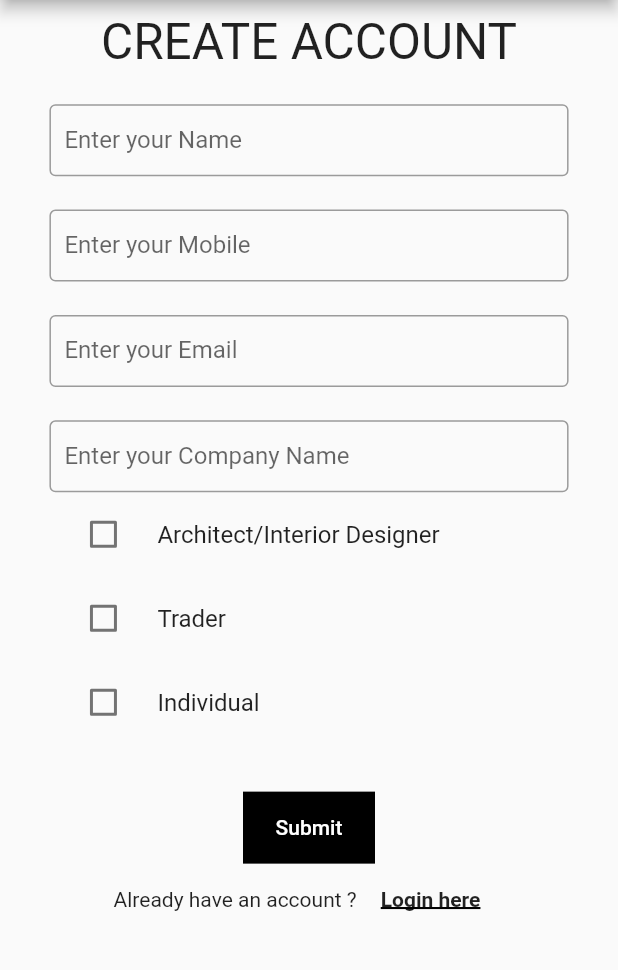
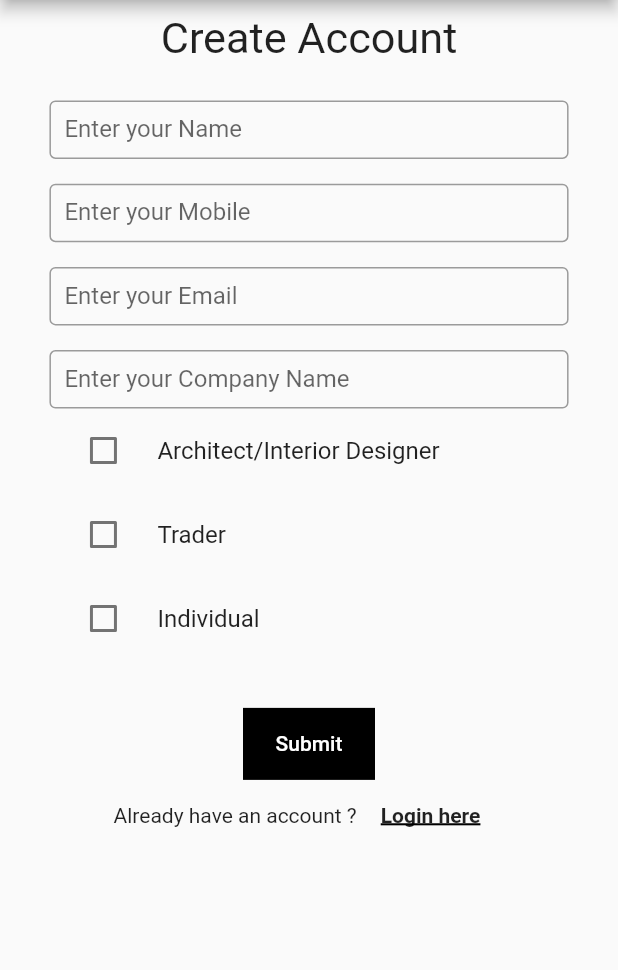
Before and after one commit to anandhakrishnanaji/DVJ-Designs, a Flutter app: the RegistrationPage screen opened directly, on a phone screen of 412 x 824 dp, the part 84-1054 px from its top. Run offline on Flutter 3.47's test engine with Material 2 defaults, Android fonts, the phone set to English and light mode, and no system bars; our stand-ins replace carousel_pro, carousel_slider, email_validator, shared_preferences; missing offline and left inert: timeline_list; accounts and stored records are empty; statements that could not run were skipped.

Commit message:
changes partial

```diff
--- a/lib/pages/homePage.dart
+++ b/lib/pages/homePage.dart
@@ -8,6 +8,8 @@ import '../widgets/drawerTile.dart';
 import './brochurePage.dart';
 import './orderStatuspage.dart';
 import '../providers/auth.dart';
+import '../widgets/homeTab.dart';
+
 
 class HomePage extends StatefulWidget {
   static const routeName = '/homepage';
@@ -25,6 +27,7 @@ class _HomePageState extends State<HomePage> {
   }
 
   final List<Widget> _children = [
+    HomeTab(),
     ProductsListPage(),
     ProductsListPage(),
     BrochurePage(),
@@ -150,7 +153,7 @@ class _HomePageState extends State<HomePage> {
             children: [
               Container(
                 padding:
-                    EdgeInsets.only(top: 30, left: 20, right: 20, bottom: 10),
+                    EdgeInsets.only(top: 50, left: 20, right: 20, bottom: 10),
                 child: Row(
                   children: <Widget>[
                     CircleAvatar(
--- a/lib/pages/registrationPage.dart
+++ b/lib/pages/registrationPage.dart
@@ -82,14 +82,15 @@ class _RegistrationPageState extends State<RegistrationPage> {
                 mainAxisAlignment: MainAxisAlignment.spaceEvenly,
                 children: <Widget>[
                   Padding(
-                    padding: EdgeInsets.only(bottom: 0.027 * height),
-                    child: Text('CREATE ACCOUNT',
-                        style: TextStyle(fontSize: 0.04 * height)),
+                    padding: EdgeInsets.only(bottom: 0.03 * height),
+                    child: Text('Create Account',
+                        style: TextStyle(fontSize: 0.035 * height)),
                   ),
                   TextFormField(
                     decoration: InputDecoration(
-                      labelText: 'Enter your Name',
-                    ),
+                        labelText: 'Enter your Name',
+                        isDense: true,
+                        contentPadding: EdgeInsets.all(10)),
                     textInputAction: TextInputAction.next,
                     onFieldSubmitted: (_) => _phonefocusnode.requestFocus(),
                     validator: (value) =>
@@ -97,12 +98,13 @@ class _RegistrationPageState extends State<RegistrationPage> {
                     onSaved: (newValue) => _check['name'] = newValue,
                   ),
                   SizedBox(
-                    height: 0.027 * height,
+                    height: 0.02 * height,
                   ),
                   TextFormField(
                       decoration: InputDecoration(
-                        labelText: 'Enter your Mobile',
-                      ),
+                          labelText: 'Enter your Mobile',
+                          isDense: true,
+                          contentPadding: EdgeInsets.all(10)),
                       keyboardType: TextInputType.phone,
                       textInputAction: TextInputAction.next,
                       onFieldSubmitted: (_) => _emailfocusnode.requestFocus(),
@@ -119,12 +121,13 @@ class _RegistrationPageState extends State<RegistrationPage> {
                       },
                       onSaved: (newValue) => _check['mobile'] = newValue),
                   SizedBox(
-                    height: 0.027 * height,
+                    height: 0.02 * height,
                   ),
                   TextFormField(
                       decoration: InputDecoration(
-                        labelText: 'Enter your Email',
-                      ),
+                          labelText: 'Enter your Email',
+                          isDense: true,
+                          contentPadding: EdgeInsets.all(10)),
                       keyboardType: TextInputType.emailAddress,
                       textInputAction: TextInputAction.next,
                       onFieldSubmitted: (_) => _compfocusnode.requestFocus(),
@@ -139,12 +142,13 @@ class _RegistrationPageState extends State<RegistrationPage> {
                       },
                       onSaved: (newValue) => _check['email'] = newValue),
                   SizedBox(
-                    height: 0.027 * height,
+                    height: 0.02 * height,
                   ),
                   TextFormField(
                       decoration: InputDecoration(
-                        labelText: 'Enter your Company Name',
-                      ),
+                          labelText: 'Enter your Company Name',
+                          isDense: true,
+                          contentPadding: EdgeInsets.all(10)),
                       textInputAction: TextInputAction.done,
                       focusNode: _compfocusnode,
                       validator: (value) =>
--- a/lib/providers/auth.dart
+++ b/lib/providers/auth.dart
@@ -6,7 +6,7 @@ import 'package:shared_preferences/shared_preferences.dart';
 class Auth with ChangeNotifier {
   String _username = null;
   String _session = null;
-  List<String> _sliderlist = [];
+  List _sliderlist = [];
   get session => _session;
 
   get username => _username;
@@ -101,7 +101,7 @@ class Auth with ChangeNotifier {
     _username = null;
   }
 
-  Future<List<String>> obtainSliderItems() async {
+  Future<List> obtainSliderItems() async {
     try {
       if (_sliderlist == []) {
         final url =
```
